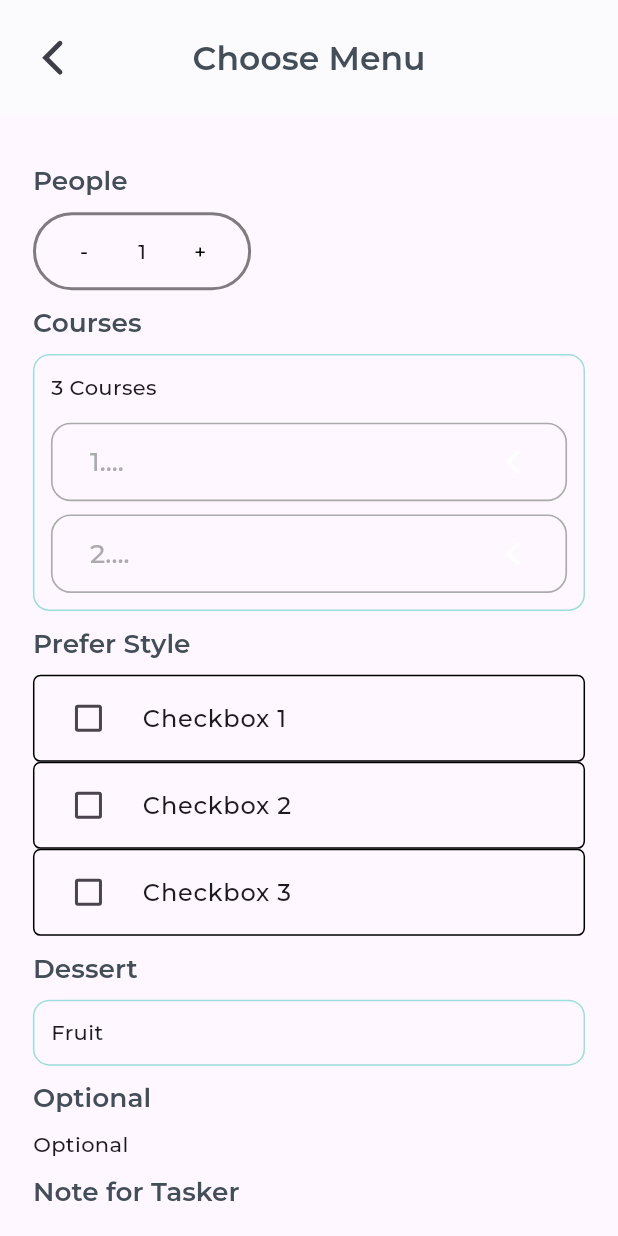
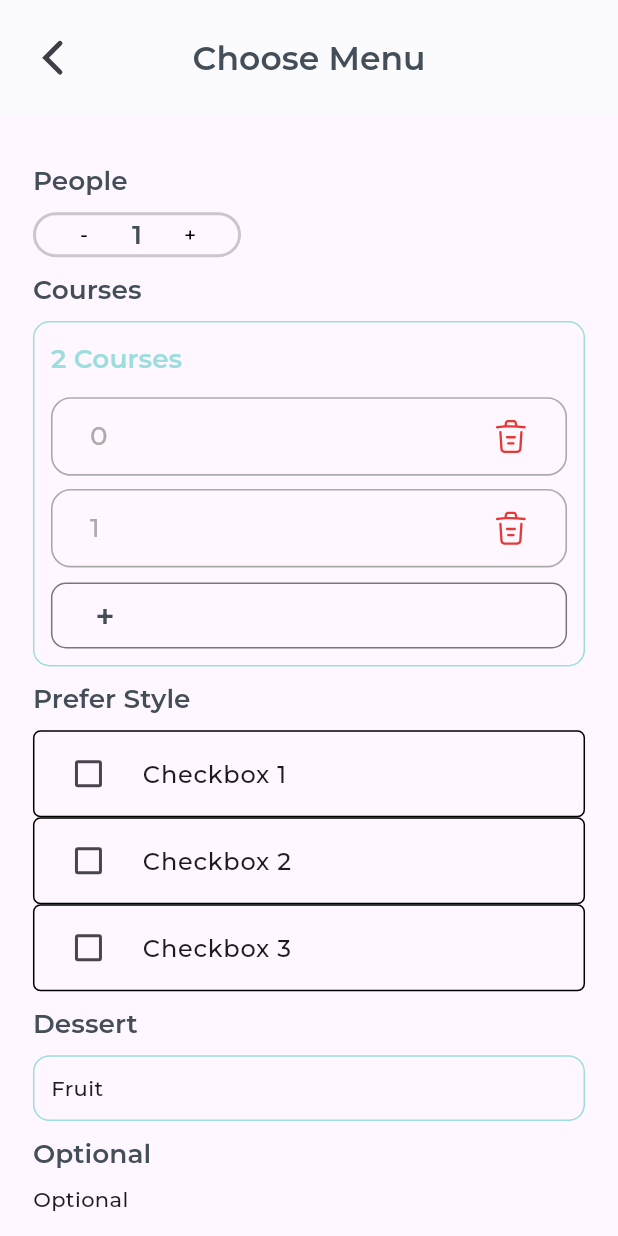
Before and after one commit to jinergenkai/homechef, a Flutter app: the ChooseMenuPage screen opened by its route, on a phone screen of 412 x 824 dp. Run offline on Flutter 3.47's test engine with Material 3 defaults, Android fonts, the phone set to English and light mode, and no system bars; our stand-ins replace auto_route, carousel_slider, connectivity_plus, cookie_jar, dartx, decimal and 21 more; missing offline and left inert: _fe_analyzer_shared, analyzer, analyzer_plugin, android_id, custom_lint_builder, dart_style and 4 more; accounts and stored records are empty; generated files the repository leaves out were written again; statements that could not run were skipped; project files that could hold a hidden picture were left out.

Commit message:
feat: add courses

```diff
--- a/app/lib/shared_view/app_text_field.dart
+++ b/app/lib/shared_view/app_text_field.dart
@@ -70,8 +70,8 @@ class AppTextField extends StatelessWidget {
             hintStyle: AppTextStyles.s16w500(color: AppColors.current.disabledColor),
             suffixIcon: obscureText || suffixIcon != null
                 ? Padding(
-                    padding: EdgeInsets.only(right: Dimens.d20.responsive()),
-                    child: suffixIcon?.svg(height: Dimens.d20.responsive(), width: Dimens.d20.responsive())
+                    padding: EdgeInsets.only(right: Dimens.d25.responsive()),
+                    child: suffixIcon?.svg(height: Dimens.d10.responsive(), width: Dimens.d10.responsive())
                   )
                 : null,
           ),
--- a/app/lib/ui/choose_menu/bloc/choose_menu_bloc.dart
+++ b/app/lib/ui/choose_menu/bloc/choose_menu_bloc.dart
@@ -13,13 +13,39 @@ class ChooseMenuBloc extends BaseBloc<ChooseMenuEvent, ChooseMenuState> {
       _onChooseMenuPageInitiated,
       transformer: log(),
     );
+
+    on<PeopleChanged>(
+      _onPeopleChanged,
+      transformer: log(),
+    );
+
+    on<AddCourse>(
+      _onAddCourse,
+      transformer: log(),
+    );
   }
 
+  void _onPeopleChanged(
+    PeopleChanged event,
+    Emitter<ChooseMenuState> emit,
+  ) {
+    emit(state.copyWith(
+      people: (state.people + event.amount >= 0) ? state.people + event.amount : state.people,
+    ));
+  }
+
+  void _onAddCourse(
+    AddCourse event,
+    Emitter<ChooseMenuState> emit,
+  ) {
+    // state.menu.add("1");
+    emit(state.copyWith(
+      menu: [...state.menu, ""],
+    ));
+  }
 
   FutureOr<void> _onChooseMenuPageInitiated(
     ChooseMenuPageInitiated event,
     Emitter<ChooseMenuState> emit,
-  ) async {
-
-  }
+  ) async {}
 }
--- a/app/lib/ui/choose_menu/bloc/choose_menu_event.dart
+++ b/app/lib/ui/choose_menu/bloc/choose_menu_event.dart
@@ -12,3 +12,15 @@ abstract class ChooseMenuEvent extends BaseBlocEvent {
 class ChooseMenuPageInitiated extends ChooseMenuEvent with _$ChooseMenuPageInitiated {
   const factory ChooseMenuPageInitiated() = _ChooseMenuPageInitiated;
 }
+
+@freezed
+class PeopleChanged extends ChooseMenuEvent with _$PeopleChanged {
+  const factory PeopleChanged({
+    required int amount,
+  }) = _PeopleChanged;
+}
+
+@freezed
+class AddCourse extends ChooseMenuEvent with _$AddCourse {
+  const factory AddCourse() = _AddCourse;
+}
--- a/app/lib/ui/choose_menu/bloc/choose_menu_state.dart
+++ b/app/lib/ui/choose_menu/bloc/choose_menu_state.dart
@@ -10,5 +10,7 @@ class ChooseMenuState extends BaseBlocState with _$ChooseMenuState {
 
   const factory ChooseMenuState({
     @Default('') String id,
+    @Default(1) int people,
+    @Default(["", ""]) List<String> menu,
   }) = _ChooseMenuState;
 }
--- a/app/lib/ui/choose_menu/choose_menu_page.dart
+++ b/app/lib/ui/choose_menu/choose_menu_page.dart
@@ -53,27 +53,26 @@ class _ChooseMenuPageState extends BasePageState<ChooseMenuPage, ChooseMenuBloc>
                       // ),
                       //* Number of People
                       CommonSmallTitle(text: "People"),
-
                       Container(
                         decoration: BoxDecoration(
-                          //round box
                           borderRadius: BorderRadius.circular(Dimens.d45.responsive()),
-                          // color: AppColors.current.blackColor,
                           border: Border.all(
-                            color: AppColors.current.blackColor.withOpacity(0.5), // Set the border color here
+                            color: AppColors.current.blackColor.withOpacity(0.2), // Set the border color here
                             width: 2.0, // Set the border width if needed
                           ),
                         ),
-                        // height: 45,
+                        height: 30,
                         // width: Dimens.d200.responsive(),
                         child: IntrinsicWidth(
                           child: Row(
                             children: [
                               ElevatedButton(
-                                onPressed: () {},
+                                onPressed: () {
+                                  bloc.add(const PeopleChanged(amount: -1));
+                                },
                                 style: ElevatedButton.styleFrom(
                                   backgroundColor: Colors.transparent,
-                                  shape: CircleBorder(),
+                                  // shape: CircleBorder(),
                                   elevation: 0,
                                 ),
                                 child: Container(
@@ -87,13 +86,20 @@ class _ChooseMenuPageState extends BasePageState<ChooseMenuPage, ChooseMenuBloc>
                               ),
 
                               Divider(color: Colors.black),
-                              Text(" 1 "),
+                              BlocBuilder<ChooseMenuBloc, ChooseMenuState>(
+                                buildWhen: (previous, current) => previous.people != current.people,
+                                builder: (context, state) {
+                                  return Text("${state.people}", style: AppTextStyles.s16w600(color: AppColors.current.primaryTextColor));
+                                },
+                              ),
                               Divider(color: Colors.black),
                               ElevatedButton(
-                                onPressed: () {},
+                                onPressed: () {
+                                  bloc.add(const PeopleChanged(amount: 1));
+                                },
                                 style: ElevatedButton.styleFrom(
                                   backgroundColor: Colors.transparent,
-                                  shape: CircleBorder(),
+                                  // shape: CircleBorder(),
                                   elevation: 0,
                                 ),
                                 child: Container(
@@ -117,24 +123,55 @@ class _ChooseMenuPageState extends BasePageState<ChooseMenuPage, ChooseMenuBloc>
                       //* Number of Courses
                       CommonSmallTitle(text: "Courses"),
                       BorderContainer(
-                          child: Column(
+                          child: BlocBuilder<ChooseMenuBloc, ChooseMenuState>(
+                        buildWhen: (previous, current) => previous.menu != current.menu,
+                        builder: (context, state) {
+                          return Column(
                             crossAxisAlignment: CrossAxisAlignment.start,
                             children: [
-                          Text("3 Courses"),
+                              Text("${state.menu.length} Courses", style: AppTextStyles.s16w600(color: AppColors.current.primaryColor)),
                               SizedBox(
                                 height: 5,
                               ),
+                              ListView.builder(
+                                shrinkWrap: true,
+                                physics: const ClampingScrollPhysics(),
+                                itemBuilder: (context, index) =>
                               AppTextField(
-                            hintText: "1....",
-                            suffixIcon: Assets.images.iconBack,
+                                hintText: "${index}",
+                                // controller: "${state.menu[index]}",
+                                suffixIcon: Assets.images.trash,
+
                                 keyboardType: TextInputType.visiblePassword,
                               ),
-                          AppTextField(
-                            hintText: "2....",
-                            suffixIcon: Assets.images.iconBack,
-                            keyboardType: TextInputType.visiblePassword,
+                                itemCount: state.menu.length,
+                              ),
+                              SizedBox(
+                                height: 10,),
+                              Container(
+                                width: double.infinity,
+                                height: Dimens.d40.responsive(),
+                                child: OutlinedButton(
+                                    style: ButtonStyle(
+                                      shape: MaterialStateProperty.all<RoundedRectangleBorder>(
+                                        RoundedRectangleBorder(
+                                          borderRadius: BorderRadius.circular(10),
+                                          side: BorderSide(color: Colors.black),
+                                        ),
+                                      ),
+                                    ),
+                                    onPressed: () {
+                                      bloc.add(const AddCourse());
+                                    },
+                                    child: Container(
+                                      alignment: Alignment.centerLeft,
+                                      padding: EdgeInsets.only(left: Dimens.d5.responsive()),
+                                      child: Text("+", style: AppTextStyles.s20w600(color: AppColors.current.primaryTextColor)),
+                                    )),
                               ),
                             ],
+                          );
+                        },
                       )),
 
                       //* Prefer Style
--- a/app/lib/ui/create_address/create_address_page.dart
+++ b/app/lib/ui/create_address/create_address_page.dart
@@ -49,7 +49,7 @@ class _CreateAddressPageState extends BasePageState<CreateAddressPage, CreateAdd
                       title: "ADDRESS",
                       hintText: "Enter address",
                       // onChanged: (pass) => bloc.add(PasswordTextFieldChanged(password: pass)),
-                      suffixIcon: Assets.images.hiddenText,
+                      suffixIcon: Assets.images.locationBlackSvg,
                       keyboardType: TextInputType.text,
                     ),
                     SizedBox(height: Dimens.d20.responsive()),
```
Lines whose indentation alone changed are shown as unchanged.
